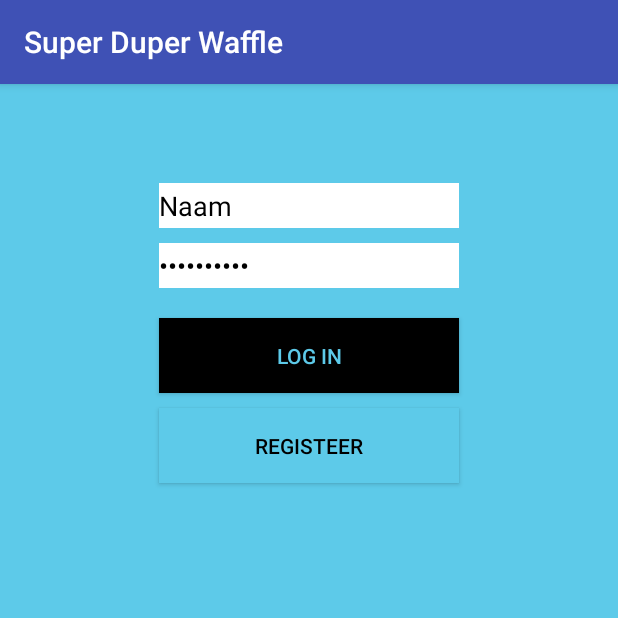
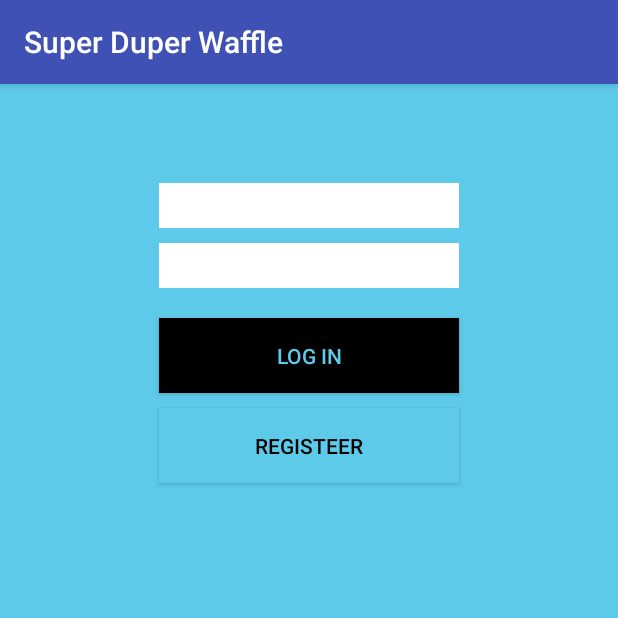
Before and after one commit to Requinard/super-duper-waffle, an Android app: the screen it shows after launch (LoginActivity), on a phone screen of 412 x 824 dp, the top half of it. Run offline under Robolectric (Android 15) with nearby library versions, the phone set to English and light mode, and no system bars.

Commit message:
wth mick wat is dit

```diff
--- a/app/src/main/res/layout/activity_login.xml
+++ b/app/src/main/res/layout/activity_login.xml
@@ -14,7 +14,7 @@
         android:layout_width="200dp"
         android:layout_height="30dp"
         android:inputType="textPersonName"
-        android:text="Naam"
+        android:text=""
         android:id="@+id/tbNaam"
         android:background="@color/colorWhite"
         android:textColor="@color/colorBlack"
@@ -25,7 +25,7 @@
         android:layout_width="200dp"
         android:layout_height="30dp"
         android:inputType="textPassword"
-        android:text="Wachtwoord"
+        android:text=""
         android:id="@+id/tbWachtwoord"
         android:background="@color/colorWhite"
         android:textColor="@color/colorBlack"
--- a/app/src/main/res/layout/activity_taak.xml
+++ b/app/src/main/res/layout/activity_taak.xml
@@ -21,8 +21,8 @@
     <EditText
         android:layout_width="200dp"
         android:layout_height="30dp"
-        android:inputType="textPassword"
-        android:text="Wachtwoord"
+        android:inputType="text"
+        android:text=""
         android:id="@+id/tbTaak"
         android:background="@color/colorWhite"
         android:textColor="@color/colorBlack"
```
Also changed, not shown: app/src/main/java/nl/fontys/sm/superduperwaffle/ui/activities/LoginActivity.java (+31 -5 lines).
